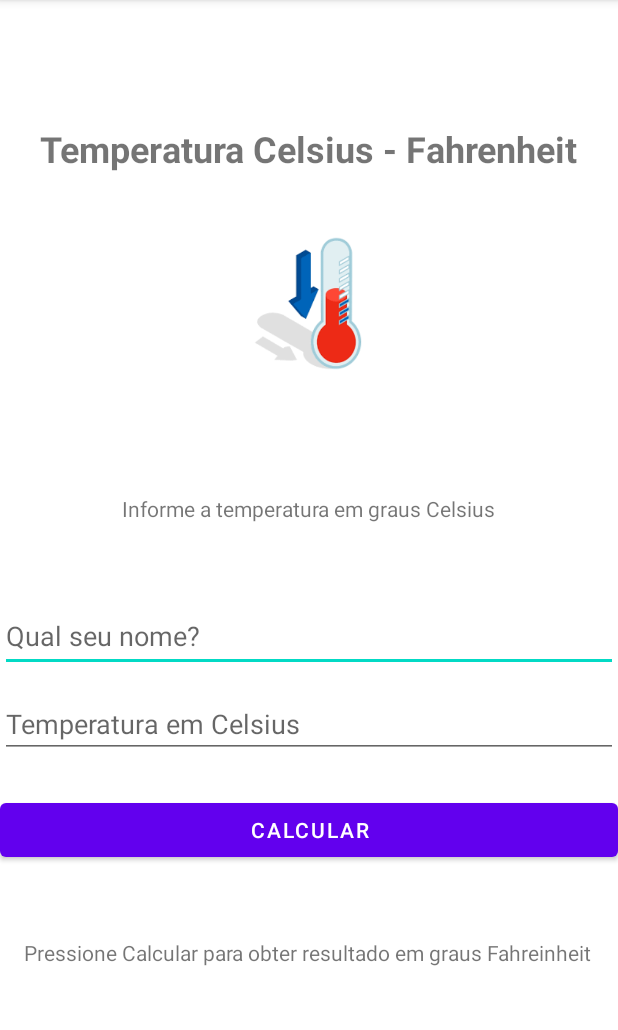
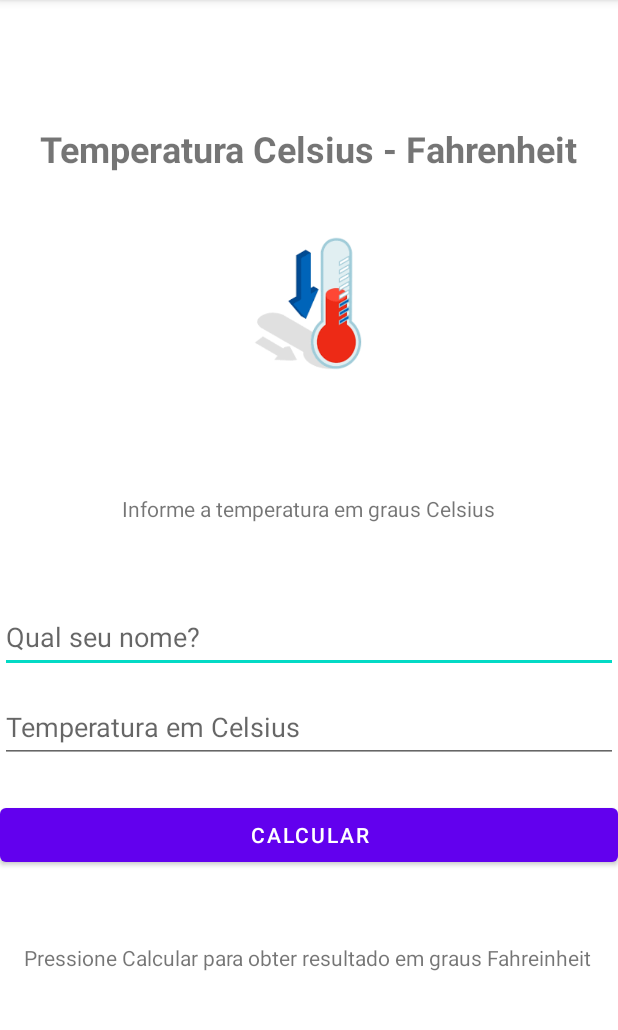
Before and after one commit to tiago-vaz/CalculadoraAppK, an Android app: the screen it shows after launch (MainActivity), on a phone screen of 412 x 824 dp, the part 84-1114 px from its top. Run offline under Robolectric (Android 15) with nearby library versions, the phone set to English and light mode, and no system bars.

Commit message:
Update activity_main.xml

```diff
--- a/app/src/main/res/layout/activity_main.xml
+++ b/app/src/main/res/layout/activity_main.xml
@@ -44,7 +44,7 @@
     <EditText
         android:id="@+id/txtUser"
         android:layout_width="0dp"
-        android:layout_height="47dp"
+        android:layout_height="48dp"
         android:layout_marginTop="52dp"
         android:ems="10"
         android:hint="Qual seu nome?"
@@ -84,6 +84,7 @@
         android:ems="10"
         android:hint="Temperatura em Celsius"
         android:inputType="numberDecimal"
+        android:minHeight="48dp"
         app:layout_constraintEnd_toEndOf="parent"
         app:layout_constraintHorizontal_bias="0.0"
         app:layout_constraintStart_toStartOf="parent"
```
